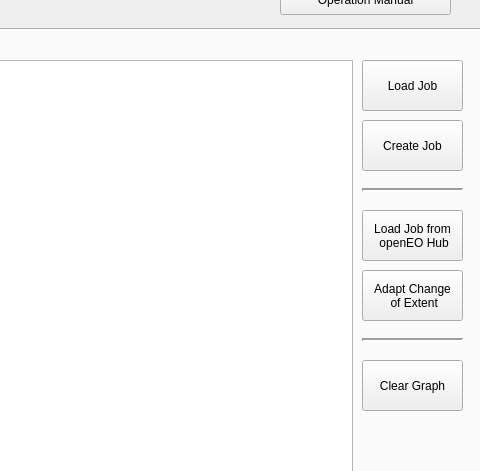
Qt form openeo_connector_dialog_base.ui (Open-EO/openeo-qgis-plugin) before a commit; both pictures show x 370 to 850 and y 166 to 637 of the 850 by 750 pixel window.
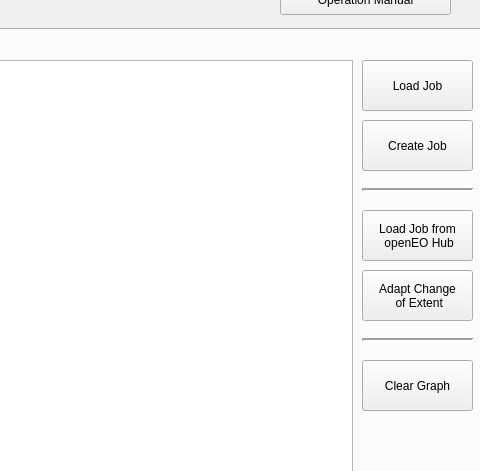
The same form after that commit. The open tabs and pages were chosen to show the change. Icons and pictures are not drawn.

Commit message: Gui Improvement _ same as Master _ just on my branch

Diff of the .ui file:
```diff
--- a/openeo_connector_dialog_base.ui
+++ b/openeo_connector_dialog_base.ui
@@ -793,7 +793,7 @@
       <rect>
        <x>730</x>
        <y>30</y>
-       <width>101</width>
+       <width>111</width>
        <height>51</height>
       </rect>
      </property>
@@ -819,7 +819,7 @@
       <rect>
        <x>730</x>
        <y>330</y>
-       <width>101</width>
+       <width>111</width>
        <height>51</height>
       </rect>
      </property>
@@ -842,7 +842,7 @@
       <rect>
        <x>730</x>
        <y>90</y>
-       <width>101</width>
+       <width>111</width>
        <height>51</height>
       </rect>
      </property>
@@ -868,7 +868,7 @@
       <rect>
        <x>730</x>
        <y>180</y>
-       <width>101</width>
+       <width>111</width>
        <height>51</height>
       </rect>
      </property>
@@ -882,7 +882,7 @@
       <rect>
        <x>730</x>
        <y>240</y>
-       <width>101</width>
+       <width>111</width>
        <height>51</height>
       </rect>
      </property>
@@ -896,7 +896,7 @@
       <rect>
        <x>730</x>
        <y>150</y>
-       <width>101</width>
+       <width>111</width>
        <height>20</height>
       </rect>
      </property>
@@ -921,7 +921,7 @@
       <rect>
        <x>730</x>
        <y>300</y>
-       <width>101</width>
+       <width>111</width>
        <height>20</height>
       </rect>
      </property>
```
Left out of the diff: 12 changed lines with no effect on the pictures.
